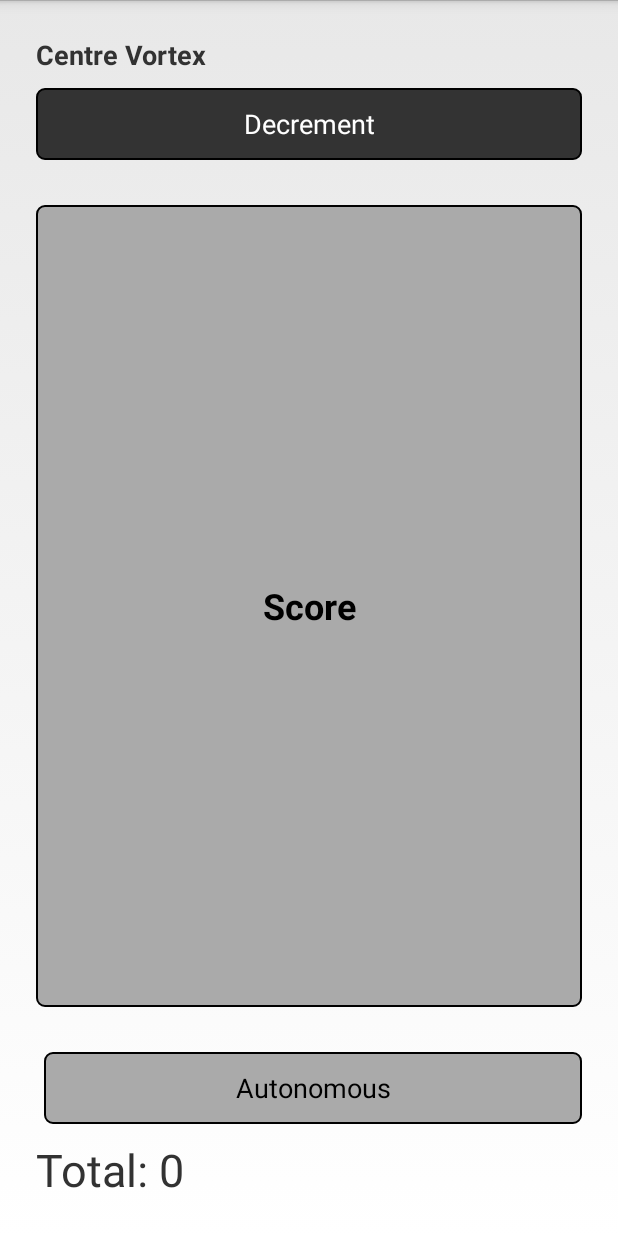
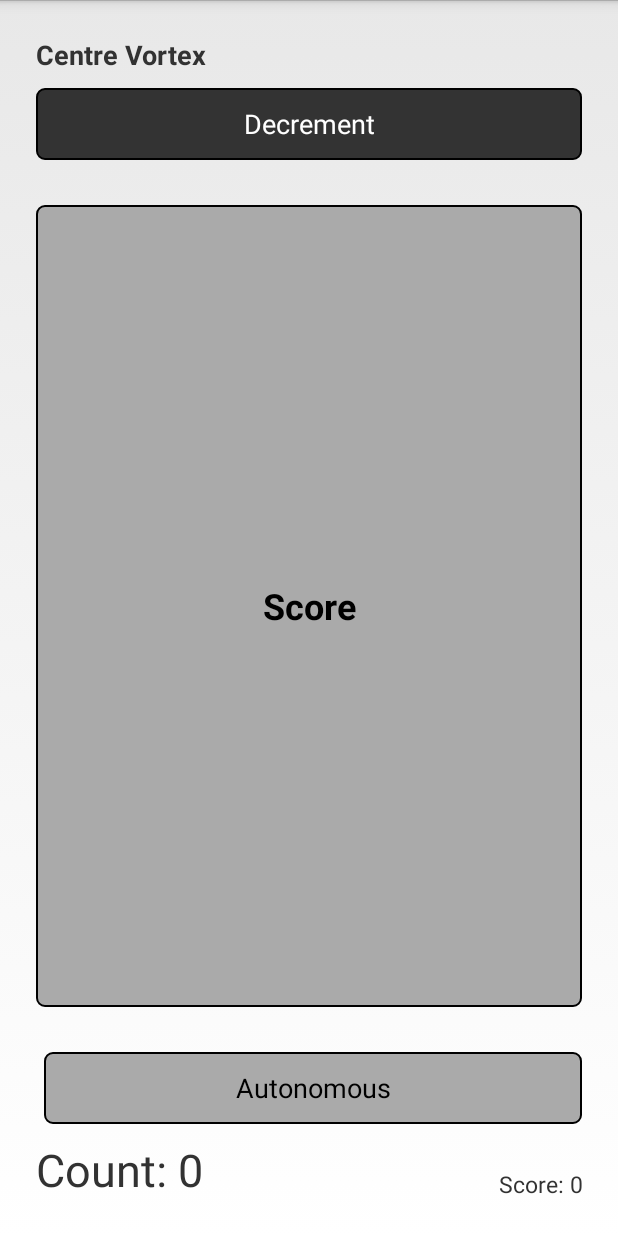
Before and after one commit to jhryniw/VVLiveScore, an Android app: the VortexActivity screen opened directly, with no data from a screen before it, on a phone screen of 412 x 824 dp. Shown: the top 1233 px of the screen. Run offline under Robolectric (Android 15) with nearby library versions, the phone set to English and light mode, and no system bars; libraries missing offline, so code that uses them is left out: cz.msebera.android; 11 statements that could not run were skipped.

Commit message:
added Count to Vortex activity

```diff
--- a/app/src/main/java/ca/ftcalberta/vvlivescore/VortexActivity.java
+++ b/app/src/main/java/ca/ftcalberta/vvlivescore/VortexActivity.java
@@ -3,7 +3,6 @@ package ca.ftcalberta.vvlivescore;
 import android.app.Activity;
 import android.content.SharedPreferences;
 import android.preference.PreferenceManager;
-import android.support.v7.app.AppCompatActivity;
 import android.os.Bundle;
 import android.view.View;
 import android.widget.Button;
@@ -100,6 +99,7 @@ public class VortexActivity extends Activity {
         }
 
         RelativeLayout mainLayout = (RelativeLayout) findViewById(R.id.activity_vortex);
+        Button btnScore = (Button) findViewById(R.id.btnScore);
 
         a = Alliance.values()[setupPrefs.getInt("alliance", 0)];
         v = setupPrefs.getString("vortex", "Corner").equals("Corner") ? VortexType.CORNER_VORTEX : VortexType.CENTRE_VORTEX;
@@ -107,10 +107,13 @@ public class VortexActivity extends Activity {
         if(a == Alliance.BLUE) {
             alliancePrefix = "Blue ";
             mainLayout.setBackgroundResource(R.color.FtcLightBlue);
+            btnScore.setBackgroundResource(R.drawable.alliance_button_blue);
+
         }
         else {
             alliancePrefix = "Red ";
             mainLayout.setBackgroundResource(R.color.FtcLightRed);
+            btnScore.setBackgroundResource(R.drawable.alliance_button_red);
         }
 
         if (v == VortexType.CORNER_VORTEX)
--- a/app/src/main/res/layout/activity_vortex.xml
+++ b/app/src/main/res/layout/activity_vortex.xml
@@ -56,16 +56,36 @@
             android:layout_marginLeft="5dp"
             android:layout_marginTop="20dp" />
 
-        <TextView
-            android:text="Total: 0"
+        <LinearLayout
+            android:orientation="horizontal"
             android:layout_width="match_parent"
             android:layout_height="wrap_content"
-            android:id="@+id/txtTotal"
-            android:typeface="normal"
-            android:elevation="0dp"
-            android:textSize="30sp"
-            tools:textStyle="bold"
-            android:layout_marginTop="10dp" />
+            android:layout_alignParentTop="true"
+            android:layout_alignParentStart="true">
 
+            <TextView
+                android:text="Count: 0"
+                android:layout_width="wrap_content"
+                android:layout_height="match_parent"
+                android:id="@+id/txtCount"
+                android:typeface="normal"
+                android:elevation="0dp"
+                android:textSize="30sp"
+                tools:textStyle="bold"
+                android:layout_marginTop="10dp" />
+
+            <TextView
+                android:text="Score: 0"
+                android:layout_width="match_parent"
+                android:layout_height="match_parent"
+                android:id="@+id/txtTotal"
+                android:typeface="normal"
+                android:elevation="0dp"
+                android:textSize="15sp"
+                tools:textStyle="bold"
+                android:layout_marginTop="10dp"
+                android:gravity="bottom|right" />
+
+        </LinearLayout>
     </LinearLayout>
 </RelativeLayout>
```
